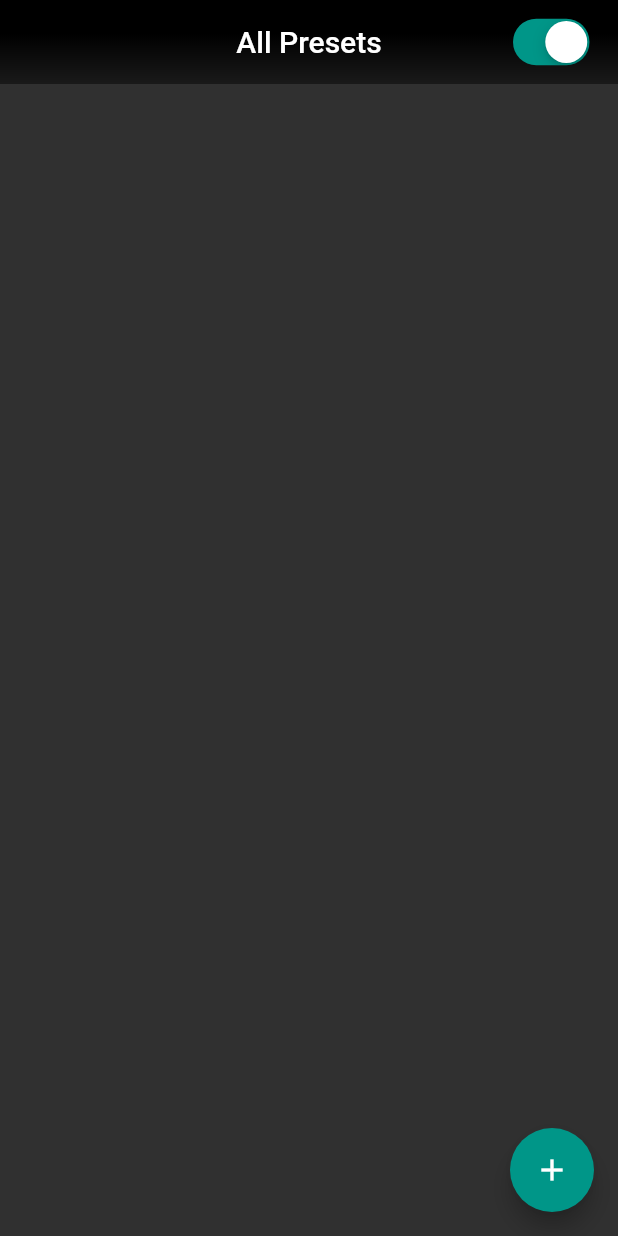
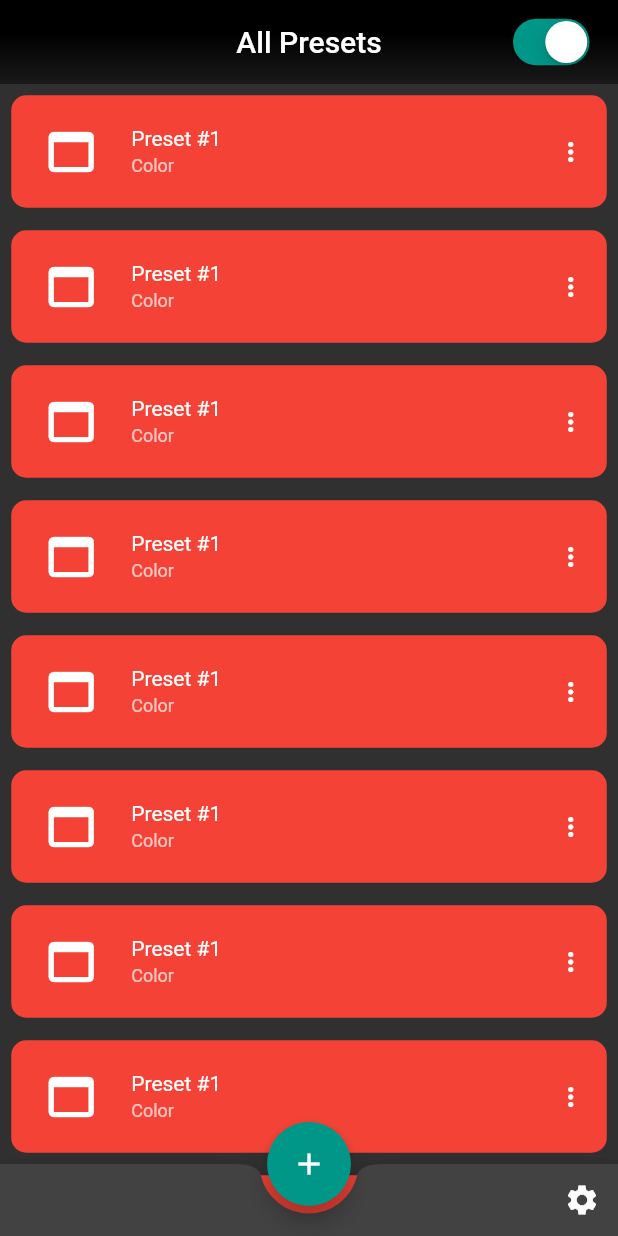
Before and after one commit to fischi1/LEDctrl, a Flutter app: the screen it shows after launch, on a phone screen of 412 x 824 dp. Run offline on Flutter 3.47's test engine with Material 2 defaults, Android fonts, the phone set to English and light mode, and no system bars; our stand-ins replace flutter_colorpicker.

Commit message:
overview tiles

```diff
--- a/lib/components/GradientBreakpointBackground.dart
+++ b/lib/components/GradientBreakpointBackground.dart
@@ -17,7 +17,7 @@ class GradientBreakpointBackground {
         colors: sortedBreakpoints.map((bp) => bp.getEffectiveColor()).toList(),
         stops: sortedBreakpoints.map((bp) => bp.position).toList(),
         begin: Alignment.topCenter,
-        end: Alignment.bottomCenter,
+        end: Alignment.bottomLeft,
       ),
     );
   }
--- a/lib/views/PresetOverviewPage.dart
+++ b/lib/views/PresetOverviewPage.dart
@@ -30,6 +30,54 @@ class _PresetOverviewPageState extends State<PresetOverviewPage> {
     }
   }
 
+  Widget _buildListItem(BuildContext context) {
+    return Container(
+      decoration: BoxDecoration(
+        color: Colors.red,
+        borderRadius: BorderRadius.all(
+          Radius.circular(10),
+        ),
+      ),
+      width: double.infinity,
+      height: 75,
+      margin: EdgeInsets.only(bottom: 7.5, top: 7.5, left: 7.5, right: 7.5),
+      child: Row(
+        crossAxisAlignment: CrossAxisAlignment.center,
+        children: <Widget>[
+          SizedBox(width: 20),
+          Icon(
+            Icons.web_asset,
+            size: 40,
+          ),
+          SizedBox(width: 20),
+          Column(
+            mainAxisAlignment: MainAxisAlignment.center,
+            crossAxisAlignment: CrossAxisAlignment.start,
+            children: <Widget>[
+              Text("Preset #1"),
+              SizedBox(height: 3),
+              Text(
+                "Color",
+                style: TextStyle(
+                  fontSize: 12,
+                  color: Theme.of(context).textTheme.caption.color,
+                ),
+              ),
+            ],
+          ),
+          Spacer(),
+          IconButton(
+            icon: Icon(
+              Icons.more_vert,
+              size: 20,
+            ),
+            onPressed: () {},
+          ),
+        ],
+      ),
+    );
+  }
+
   @override
   Widget build(BuildContext context) {
     return Scaffold(
@@ -43,6 +91,8 @@ class _PresetOverviewPageState extends State<PresetOverviewPage> {
           });
         },
       ),
+      extendBody: true,
+      extendBodyBehindAppBar: true,
       floatingActionButton: FloatingActionButton(
         onPressed: () async {
           PresetType presetType = await Navigator.of(context).push(
@@ -63,8 +113,37 @@ class _PresetOverviewPageState extends State<PresetOverviewPage> {
         ),
         backgroundColor: Theme.of(context).buttonColor,
       ),
+      bottomNavigationBar: BottomAppBar(
+        shape: CircularNotchedRectangle(),
+        notchMargin: 5.0,
+        clipBehavior: Clip.antiAlias,
+        child: Row(
+          mainAxisAlignment: MainAxisAlignment.end,
+          children: <Widget>[
+            IconButton(
+              icon: Icon(Icons.settings),
+              onPressed: () {},
+            ),
+          ],
+        ),
+      ),
+      floatingActionButtonLocation: FloatingActionButtonLocation.centerDocked,
       body: Center(
-        child: Container(),
+        child: ListView(
+          children: <Widget>[
+            _buildListItem(context),
+            _buildListItem(context),
+            _buildListItem(context),
+            _buildListItem(context),
+            _buildListItem(context),
+            _buildListItem(context),
+            _buildListItem(context),
+            _buildListItem(context),
+            _buildListItem(context),
+            _buildListItem(context),
+            _buildListItem(context),
+          ],
+        ),
       ),
     );
   }
```
